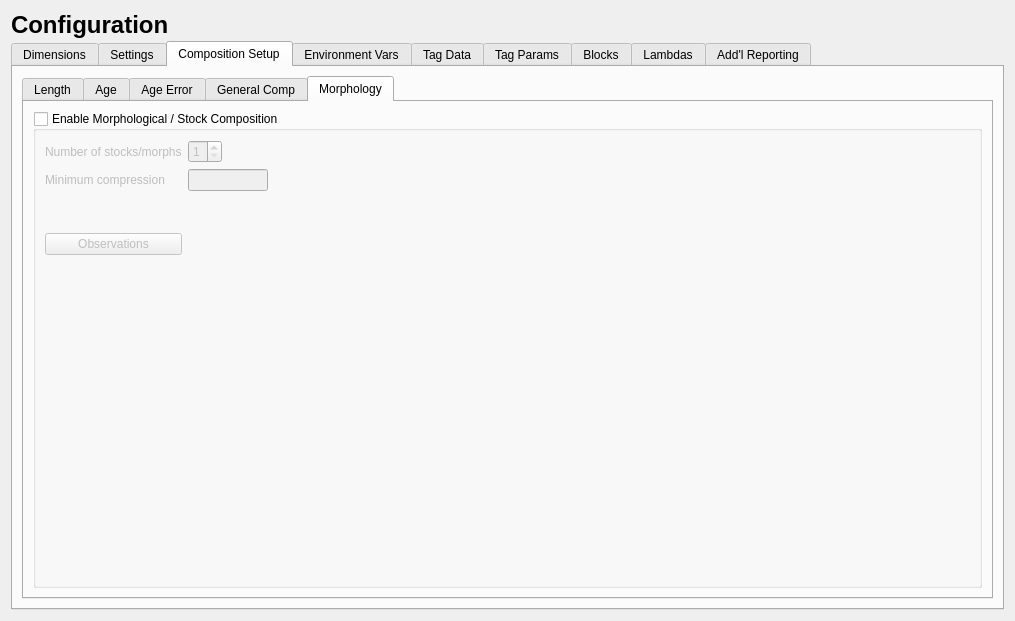
nmfs-ost/ss3-ssi, file src/data_widget.ui: the form before one commit.
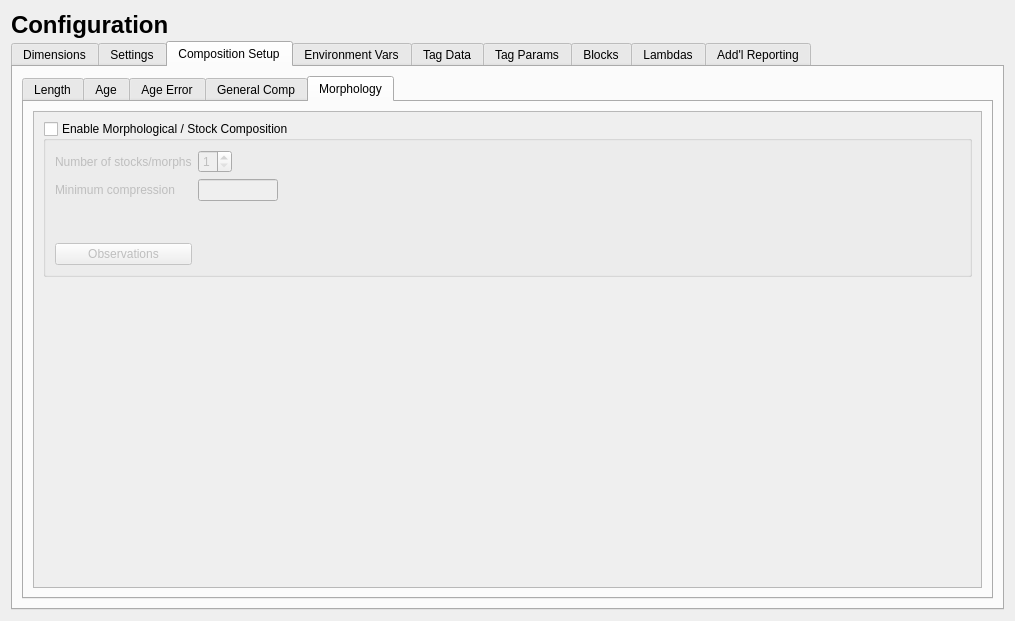
The form after the commit. The open tabs and pages were chosen to show the change. Icons and pictures are not drawn.

Patch:
```diff
--- a/src/data_widget.ui
+++ b/src/data_widget.ui
@@ -1536,6 +1536,21 @@
           </attribute>
           <layout class="QVBoxLayout" name="verticalLayout_8">
            <item>
+            <widget class="QScrollArea" name="scrollArea_morph">
+             <property name="widgetResizable">
+              <bool>true</bool>
+             </property>
+             <widget class="QWidget" name="scrollAreaWidgetContents_3">
+              <property name="geometry">
+               <rect>
+                <x>0</x>
+                <y>0</y>
+                <width>947</width>
+                <height>437</height>
+               </rect>
+              </property>
+              <layout class="QVBoxLayout" name="verticalLayout_21">
+               <item>
             <widget class="QGroupBox" name="groupBox_comp_morph">
              <property name="title">
               <string>Enable Morphological / Stock Composition</string>
@@ -1608,19 +1623,6 @@
                   </property>
                  </spacer>
                 </item>
-                <item row="4" column="0">
-                 <spacer name="verticalSpacer_morph">
-                  <property name="orientation">
-                   <enum>Qt::Vertical</enum>
-                  </property>
-                  <property name="sizeHint" stdset="0">
-                   <size>
-                    <width>20</width>
-                    <height>100</height>
-                   </size>
-                  </property>
-                 </spacer>
-                </item>
                 <item row="2" column="0">
                  <widget class="QLabel" name="label_morph_spacer">
                   <property name="minimumSize">
@@ -1649,6 +1651,23 @@
              </layout>
             </widget>
            </item>
+               <item>
+                <spacer name="verticalSpacer_morph">
+                 <property name="orientation">
+                  <enum>Qt::Vertical</enum>
+                 </property>
+                 <property name="sizeHint" stdset="0">
+                  <size>
+                   <width>20</width>
+                   <height>100</height>
+                  </size>
+                 </property>
+                </spacer>
+               </item>
+              </layout>
+             </widget>
+            </widget>
+           </item>
           </layout>
          </widget>
         </widget>
```
Left out of the diff: 122 changed lines with no effect on the pictures. Lines whose indentation alone changed are shown as unchanged.
